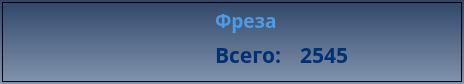
Above: client/GUI/ui/widgets/widget_select_group.ui from komrade2801/AutoSklad before the change. Below: the same form after it.
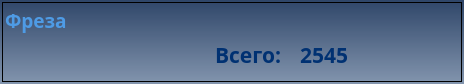
That is the form after the change. Icons and pictures are not drawn.

Commit message: added count in group select widget

The edit to the form file:
```diff
--- a/client/GUI/ui/widgets/widget_select_group.ui
+++ b/client/GUI/ui/widgets/widget_select_group.ui
@@ -42,9 +42,9 @@
   <widget class="QLabel" name="lbl_name">
    <property name="geometry">
     <rect>
-     <x>215</x>
+     <x>5</x>
      <y>5</y>
-     <width>241</width>
+     <width>451</width>
      <height>31</height>
     </rect>
    </property>
```
Left out of the diff: 10 changed lines with no effect on the pictures. The commit also changes 5 other files.
